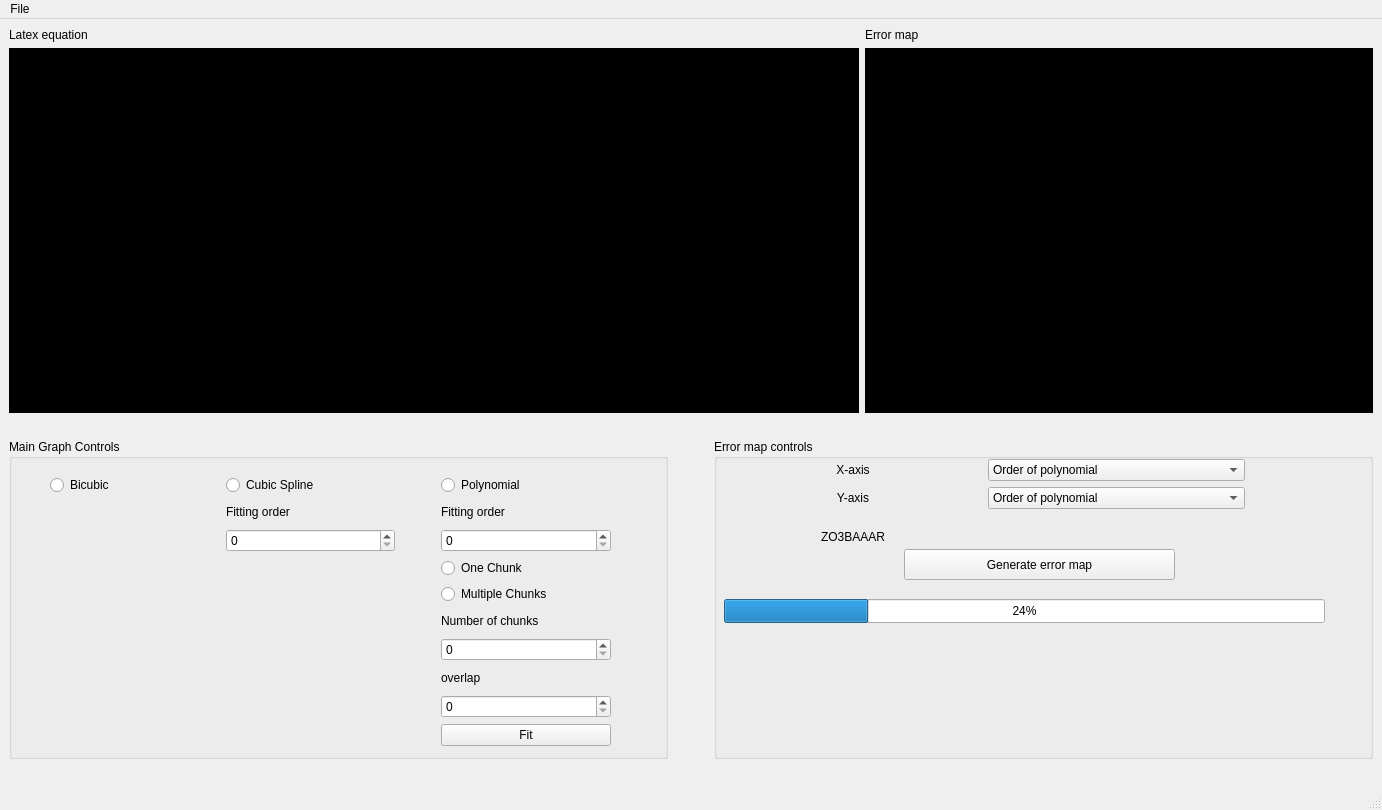
SandraAdel/Signal-Interpolation-and-Curve-Fitting-Accuracy-and-Efficacy-Illustrator, file GUI.ui: the form before one commit.
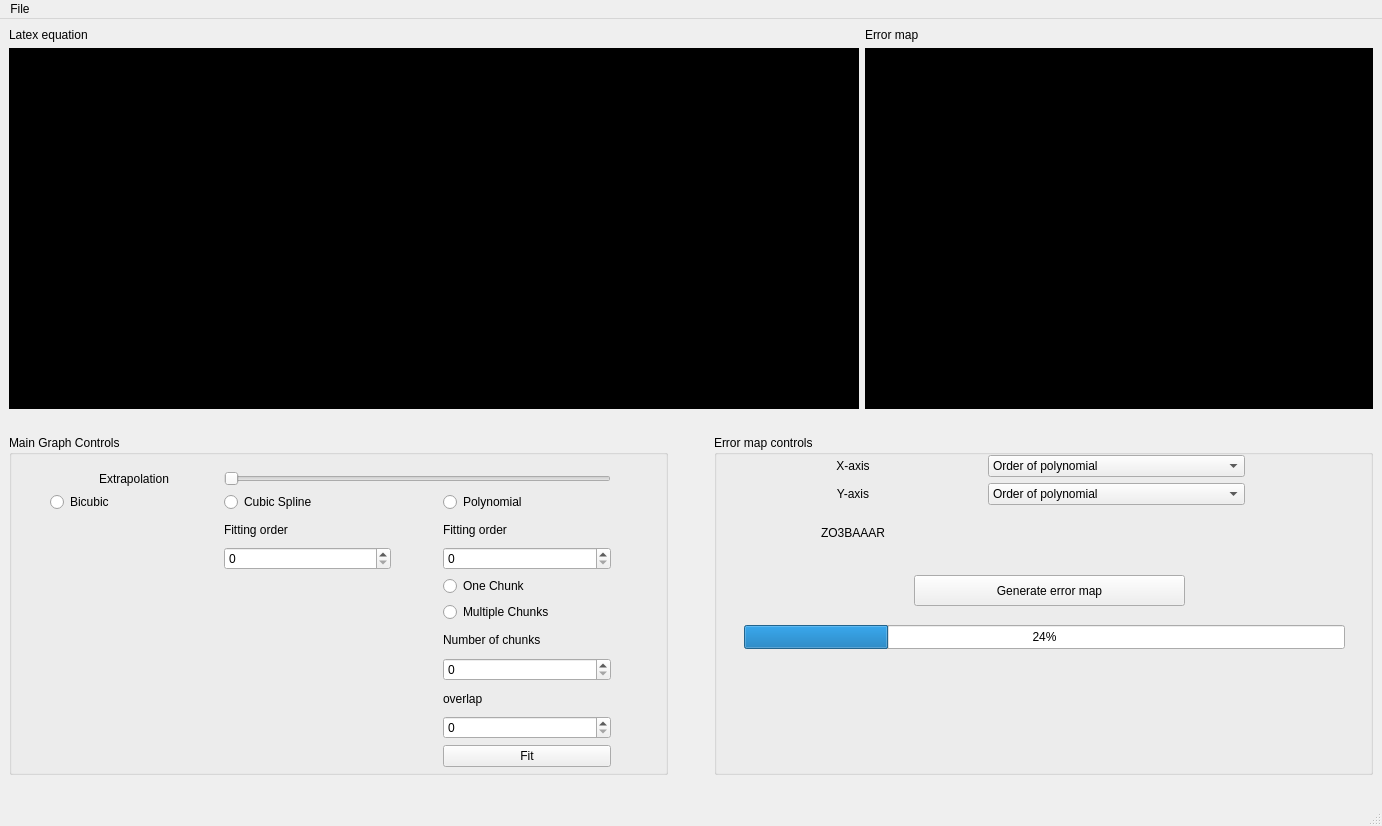
The form after the commit. Icons and pictures are not drawn. Custom widgets are drawn as their Qt base class.

Commit message: extrapolation slider

```diff
--- a/GUI.ui
+++ b/GUI.ui
@@ -7,7 +7,7 @@
     <x>0</x>
     <y>0</y>
     <width>1382</width>
-    <height>810</height>
+    <height>826</height>
    </rect>
   </property>
   <property name="windowTitle">
@@ -76,7 +76,7 @@
         <property name="sizeHint" stdset="0">
          <size>
           <width>20</width>
-          <height>320</height>
+          <height>340</height>
          </size>
         </property>
        </spacer>
@@ -89,8 +89,8 @@
         <widget class="QPushButton" name="generateAndCancelErrorMapPushButton">
          <property name="geometry">
           <rect>
-           <x>190</x>
-           <y>110</y>
+           <x>200</x>
+           <y>140</y>
            <width>271</width>
            <height>31</height>
           </rect>
@@ -102,8 +102,8 @@
         <widget class="QProgressBar" name="errorMapProgressBar">
          <property name="geometry">
           <rect>
-           <x>10</x>
-           <y>160</y>
+           <x>30</x>
+           <y>190</y>
            <width>601</width>
            <height>24</height>
           </rect>
@@ -221,108 +221,125 @@
            <x>41</x>
            <y>36</y>
            <width>561</width>
-           <height>271</height>
+           <height>296</height>
           </rect>
          </property>
          <layout class="QGridLayout" name="mainGraphControlsGridLayout">
-          <item row="0" column="0">
-           <widget class="QRadioButton" name="bicubicRadioButton">
-            <property name="text">
-             <string>Bicubic</string>
-            </property>
-           </widget>
-          </item>
-          <item row="0" column="1">
-           <widget class="QRadioButton" name="cubicSplineRadioButton">
-            <property name="text">
-             <string>Cubic Spline</string>
-            </property>
-           </widget>
-          </item>
-          <item row="0" column="2">
-           <spacer name="horizontalSpacer">
-            <property name="orientation">
-             <enum>Qt::Horizontal</enum>
-            </property>
-            <property name="sizeType">
-             <enum>QSizePolicy::Fixed</enum>
-            </property>
-            <property name="sizeHint" stdset="0">
-             <size>
-              <width>40</width>
-              <height>20</height>
-             </size>
-            </property>
-           </spacer>
-          </item>
-          <item row="0" column="3">
-           <widget class="QRadioButton" name="polynomialRadioButton">
-            <property name="text">
-             <string>Polynomial</string>
-            </property>
-           </widget>
-          </item>
-          <item row="1" column="1">
-           <widget class="QLabel" name="cubicSplineFittingOrderLabel">
-            <property name="text">
-             <string>Fitting order</string>
-            </property>
-           </widget>
-          </item>
-          <item row="2" column="3">
-           <widget class="QSpinBox" name="polynomialFittingOrderSpinBox"/>
-          </item>
-          <item row="4" column="3">
-           <widget class="QRadioButton" name="polynomialMultipleChunksRadioButton">
-            <property name="text">
-             <string>Multiple Chunks</string>
-            </property>
-           </widget>
-          </item>
-          <item row="1" column="3">
+          <item row="3" column="3">
            <widget class="QLabel" name="polynomialFittingOrderLabel">
             <property name="text">
              <string>Fitting order</string>
             </property>
            </widget>
           </item>
-          <item row="6" column="3">
+          <item row="8" column="3">
            <widget class="QSpinBox" name="polynomialNumberOfChunksSpinBox"/>
           </item>
-          <item row="10" column="3">
+          <item row="12" column="3">
            <widget class="QSpinBox" name="polynomialOerlapSpinBox"/>
           </item>
-          <item row="5" column="3">
+          <item row="6" column="3">
+           <widget class="QRadioButton" name="polynomialMultipleChunksRadioButton">
+            <property name="text">
+             <string>Multiple Chunks</string>
+            </property>
+           </widget>
+          </item>
+          <item row="7" column="3">
            <widget class="QLabel" name="polynomialNumberOfChunksLabel">
             <property name="text">
              <string>Number of chunks</string>
             </property>
            </widget>
           </item>
-          <item row="9" column="3">
-           <widget class="QLabel" name="polynomialOverlapLabel">
-            <property name="text">
-             <string>overlap</string>
-            </property>
-           </widget>
-          </item>
-          <item row="11" column="3">
+          <item row="13" column="3">
            <widget class="QPushButton" name="polynomialFitPushButton">
             <property name="text">
              <string>Fit</string>
             </property>
            </widget>
           </item>
-          <item row="3" column="3">
+          <item row="5" column="3">
            <widget class="QRadioButton" name="polynomialOneChunkRadioButton">
             <property name="text">
              <string>One Chunk</string>
             </property>
            </widget>
           </item>
-          <item row="2" column="1">
+          <item row="11" column="3">
+           <widget class="QLabel" name="polynomialOverlapLabel">
+            <property name="text">
+             <string>overlap</string>
+            </property>
+           </widget>
+          </item>
+          <item row="4" column="1">
            <widget class="QSpinBox" name="cubicSplineFittingOrderSpinBox"/>
           </item>
+          <item row="2" column="3">
+           <widget class="QRadioButton" name="polynomialRadioButton">
+            <property name="text">
+             <string>Polynomial</string>
+            </property>
+           </widget>
+          </item>
+          <item row="2" column="0">
+           <widget class="QRadioButton" name="bicubicRadioButton">
+            <property name="text">
+             <string>Bicubic</string>
+            </property>
+           </widget>
+          </item>
+          <item row="2" column="2">
+           <spacer name="horizontalSpacer">
+            <property name="orientation">
+             <enum>Qt::Horizontal</enum>
+            </property>
+            <property name="sizeType">
+             <enum>QSizePolicy::Fixed</enum>
+            </property>
+            <property name="sizeHint" stdset="0">
+             <size>
+              <width>40</width>
+              <height>20</height>
+             </size>
+            </property>
+           </spacer>
+          </item>
+          <item row="2" column="1">
+           <widget class="QRadioButton" name="cubicSplineRadioButton">
+            <property name="text">
+             <string>Cubic Spline</string>
+            </property>
+           </widget>
+          </item>
+          <item row="3" column="1">
+           <widget class="QLabel" name="cubicSplineFittingOrderLabel">
+            <property name="text">
+             <string>Fitting order</string>
+            </property>
+           </widget>
+          </item>
+          <item row="4" column="3">
+           <widget class="QSpinBox" name="polynomialFittingOrderSpinBox"/>
+          </item>
+          <item row="1" column="1" colspan="3">
+           <widget class="QSlider" name="extrapolationHorizontalSlider">
+            <property name="orientation">
+             <enum>Qt::Horizontal</enum>
+            </property>
+           </widget>
+          </item>
+          <item row="1" column="0">
+           <widget class="QLabel" name="extrapolationLabel">
+            <property name="text">
+             <string>Extrapolation</string>
+            </property>
+            <property name="alignment">
+             <set>Qt::AlignCenter</set>
+            </property>
+           </widget>
+          </item>
          </layout>
         </widget>
        </widget>
```
The commit also changes 1 other file.
